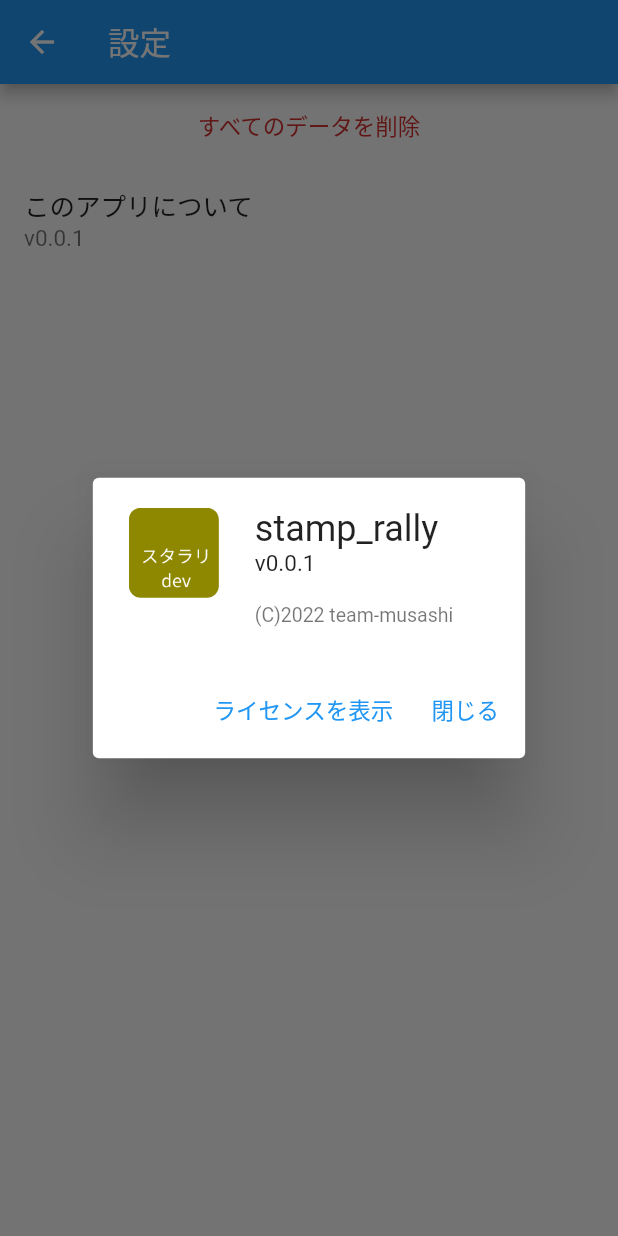
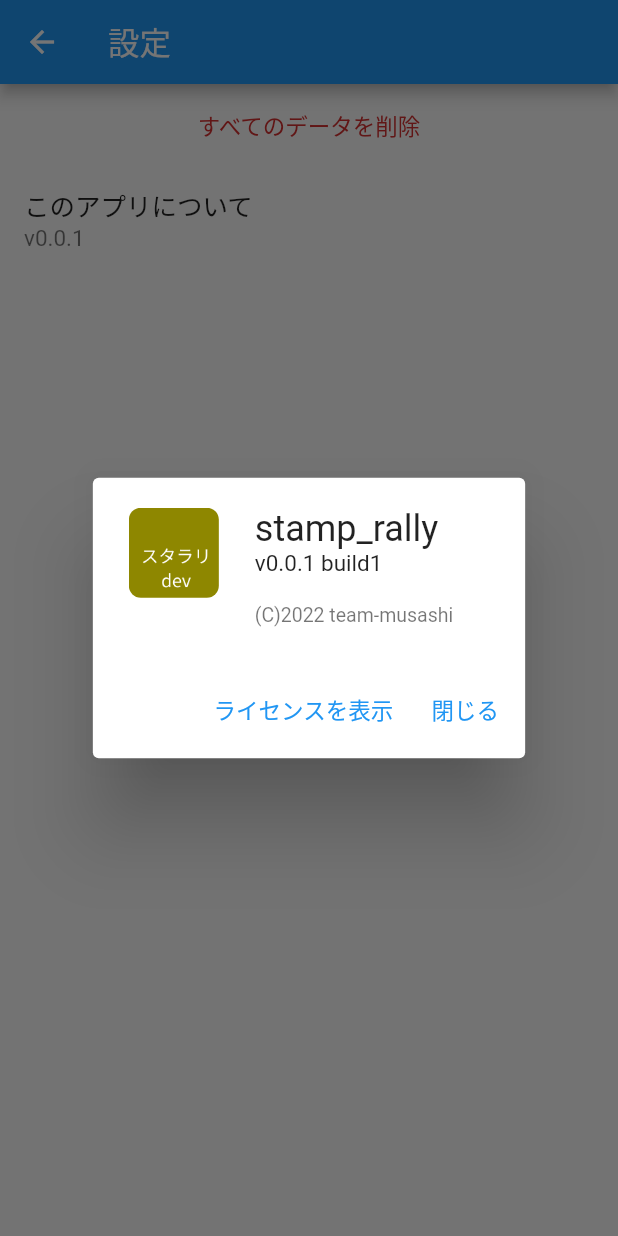
Before and after one commit to team-musashi/stamp-rally, a Flutter app: the SettingPage screen opened directly, after a tap on "このアプリについて", on a phone screen of 412 x 824 dp. Run offline on Flutter 3.47's test engine with Material 2 defaults, Android fonts, the phone set to English and light mode, and no system bars; our stand-ins replace cloud_firestore, firebase_auth, firebase_core, flutter_riverpod, freezed_annotation, gap and 2 more; missing offline and left inert: roggle; accounts and stored records are empty.

Commit message:
🚀 feat:  ビルド番号を表示
#25

```diff
--- a/lib/presentation/page/setting/setting_page.dart
+++ b/lib/presentation/page/setting/setting_page.dart
@@ -53,7 +53,7 @@ class _AboutAppListTile extends ConsumerWidget {
           showAboutDialog(
             context: context,
             applicationName: info.appName,
-            applicationVersion: info.version,
+            applicationVersion: '${info.version} build${info.buildNumber}',
             applicationIcon: SizedBox.square(
               dimension: 60,
               child: ClipRRect(
```
